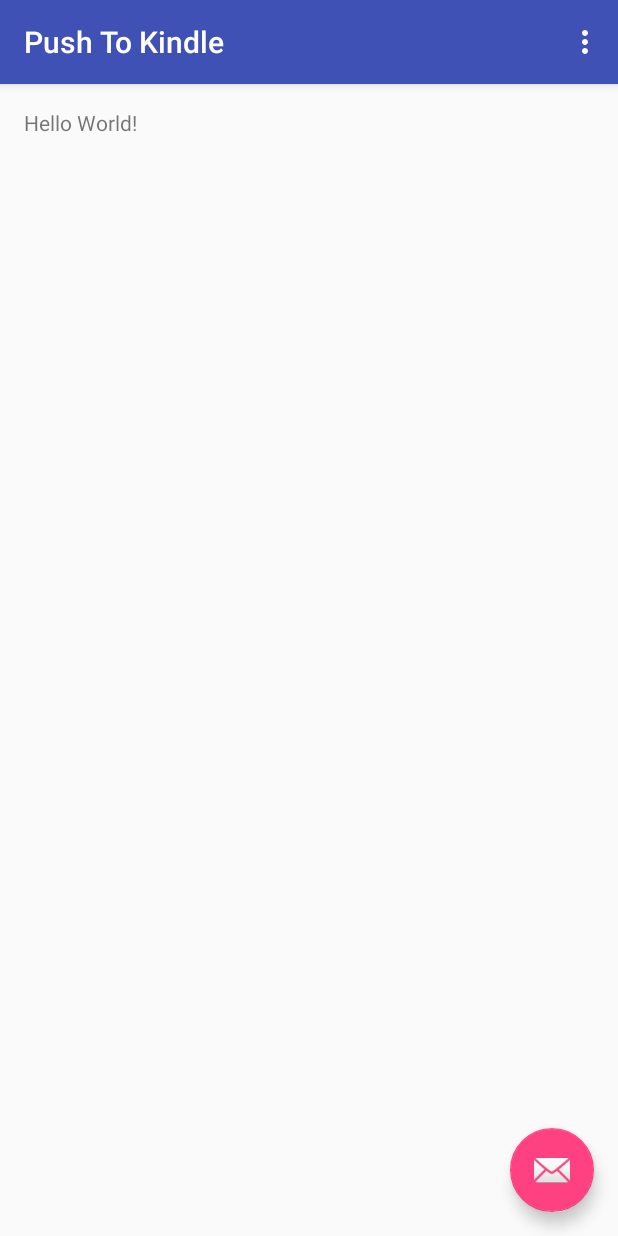
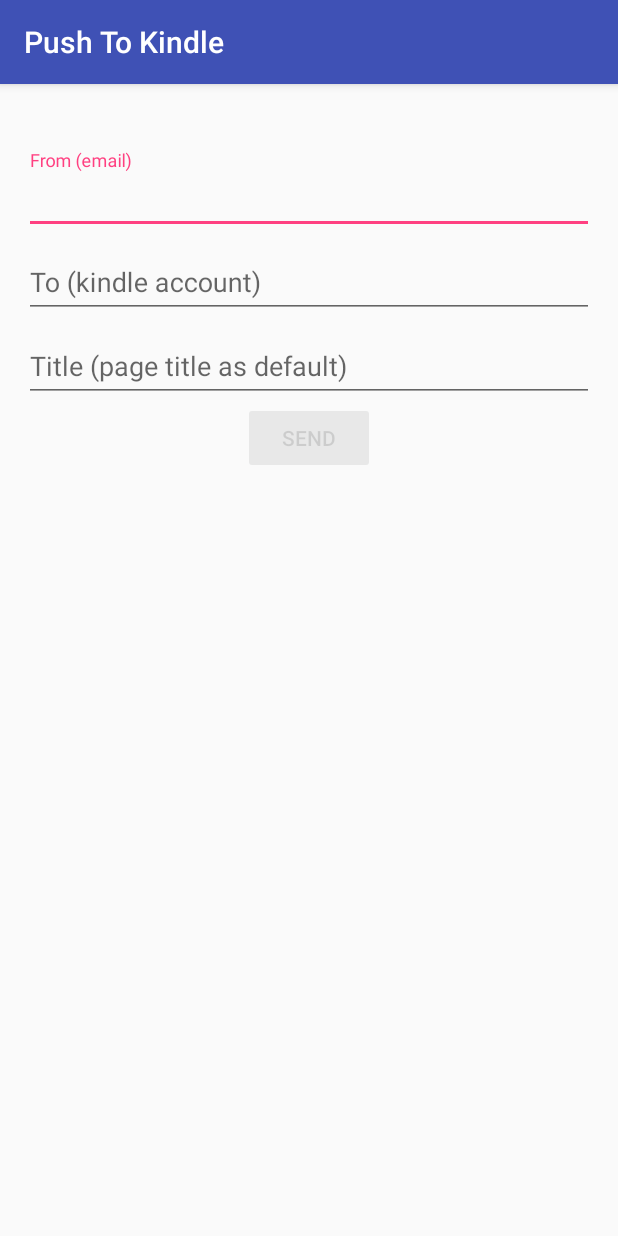
Before and after one commit to sealcode/push-to-kindle, an Android app: the screen it shows after launch (MainActivity), on a phone screen of 412 x 824 dp. Run offline under Robolectric (Android 15) with nearby library versions, the phone set to English and light mode, and no system bars.

Commit message:
Main layout and english strings value added

```diff
--- a/app/src/main/java/org/sealcode/pushtokindle/MainActivity.java
+++ b/app/src/main/java/org/sealcode/pushtokindle/MainActivity.java
@@ -1,13 +1,8 @@
 package org.sealcode.pushtokindle;
 
 import android.os.Bundle;
-import android.support.design.widget.FloatingActionButton;
-import android.support.design.widget.Snackbar;
 import android.support.v7.app.AppCompatActivity;
 import android.support.v7.widget.Toolbar;
-import android.view.View;
-import android.view.Menu;
-import android.view.MenuItem;
 
 public class MainActivity extends AppCompatActivity {
 
@@ -18,35 +13,6 @@ public class MainActivity extends AppCompatActivity {
         Toolbar toolbar = (Toolbar) findViewById(R.id.toolbar);
         setSupportActionBar(toolbar);
 
-        FloatingActionButton fab = (FloatingActionButton) findViewById(R.id.fab);
-        fab.setOnClickListener(new View.OnClickListener() {
-            @Override
-            public void onClick(View view) {
-                Snackbar.make(view, "Replace with your own action", Snackbar.LENGTH_LONG)
-                        .setAction("Action", null).show();
-            }
-        });
     }
 
-    @Override
-    public boolean onCreateOptionsMenu(Menu menu) {
-        // Inflate the menu; this adds items to the action bar if it is present.
-        getMenuInflater().inflate(R.menu.menu_main, menu);
-        return true;
-    }
-
-    @Override
-    public boolean onOptionsItemSelected(MenuItem item) {
-        // Handle action bar item clicks here. The action bar will
-        // automatically handle clicks on the Home/Up button, so long
-        // as you specify a parent activity in AndroidManifest.xml.
-        int id = item.getItemId();
-
-        //noinspection SimplifiableIfStatement
-        if (id == R.id.action_settings) {
-            return true;
-        }
-
-        return super.onOptionsItemSelected(item);
-    }
 }
--- a/app/src/main/res/layout/activity_main.xml
+++ b/app/src/main/res/layout/activity_main.xml
@@ -23,12 +23,4 @@
 
     <include layout="@layout/content_main" />
 
-    <android.support.design.widget.FloatingActionButton
-        android:id="@+id/fab"
-        android:layout_width="wrap_content"
-        android:layout_height="wrap_content"
-        android:layout_gravity="bottom|end"
-        android:layout_margin="@dimen/fab_margin"
-        app:srcCompat="@android:drawable/ic_dialog_email" />
-
 </android.support.design.widget.CoordinatorLayout>
--- a/app/src/main/res/layout/content_main.xml
+++ b/app/src/main/res/layout/content_main.xml
@@ -1,20 +1,78 @@
 <?xml version="1.0" encoding="utf-8"?>
-<RelativeLayout xmlns:android="http://schemas.android.com/apk/res/android"
+<android.support.v4.widget.NestedScrollView
+    xmlns:android="http://schemas.android.com/apk/res/android"
     xmlns:app="http://schemas.android.com/apk/res-auto"
     xmlns:tools="http://schemas.android.com/tools"
-    android:id="@+id/content_main"
+    app:layout_behavior="@string/appbar_scrolling_view_behavior"
+    tools:context="org.sealcode.pushtokindle.MainActivity"
+    tools:showIn="@layout/activity_main"
     android:layout_width="match_parent"
     android:layout_height="match_parent"
-    android:paddingBottom="@dimen/activity_vertical_margin"
-    android:paddingLeft="@dimen/activity_horizontal_margin"
-    android:paddingRight="@dimen/activity_horizontal_margin"
-    android:paddingTop="@dimen/activity_vertical_margin"
-    app:layout_behavior="@string/appbar_scrolling_view_behavior"
-    tools:context="org.sealcode.pushtokindle.MainActivity"
-    tools:showIn="@layout/activity_main">
+    android:layout_gravity="center">
 
-    <TextView
-        android:layout_width="wrap_content"
+    <LinearLayout
+        android:id="@+id/content_main"
+        android:layout_width="match_parent"
         android:layout_height="wrap_content"
-        android:text="Hello World!" />
-</RelativeLayout>
+        android:paddingBottom="@dimen/activity_vertical_margin"
+        android:paddingLeft="@dimen/activity_horizontal_margin"
+        android:paddingRight="@dimen/activity_horizontal_margin"
+        android:paddingTop="@dimen/activity_vertical_margin"
+        android:orientation="vertical">
+
+        <android.support.design.widget.TextInputLayout
+            android:id="@+id/senderLayout"
+            android:layout_width="match_parent"
+            android:layout_height="wrap_content">
+
+            <EditText
+                android:id="@+id/sender"
+                android:layout_width="match_parent"
+                android:layout_height="wrap_content"
+                android:hint="@string/view_from"/>
+
+        </android.support.design.widget.TextInputLayout>
+
+        <android.support.design.widget.TextInputLayout
+            android:id="@+id/receiverLayout"
+            android:layout_width="match_parent"
+            android:layout_height="wrap_content">
+
+            <EditText
+                android:id="@+id/receiver"
+                android:layout_width="match_parent"
+                android:layout_height="wrap_content"
+                android:hint="@string/view_to"/>
+
+        </android.support.design.widget.TextInputLayout>
+
+
+        <android.support.design.widget.TextInputLayout
+            android:layout_width="match_parent"
+            android:layout_height="wrap_content">
+
+            <EditText
+                android:id="@+id/subject"
+                android:layout_width="match_parent"
+                android:layout_height="wrap_content"
+                android:hint="@string/view_title"/>
+
+        </android.support.design.widget.TextInputLayout>
+
+        <Button
+            android:id="@+id/send"
+            android:layout_width="wrap_content"
+            android:layout_height="wrap_content"
+            android:layout_gravity="center_horizontal"
+            android:alpha="0.5"
+            android:enabled="false"
+            android:clickable="false"
+            android:text="@string/view_send"
+            android:theme="@style/AppTheme.Button"/>
+
+        <ImageView
+            android:layout_width="wrap_content"
+            android:layout_height="wrap_content" />
+
+    </LinearLayout>
+</android.support.v4.widget.NestedScrollView>
--- a/app/src/main/res/values/strings.xml
+++ b/app/src/main/res/values/strings.xml
@@ -1,4 +1,25 @@
 <resources>
     <string name="app_name">Push To Kindle</string>
     <string name="action_settings">Settings</string>
+    <string name="action_exit">Click BACK again to exit</string>
+
+    <string name="cant_send">This website can not be send to your Kindle</string>
+    <string name="sent">Website has been sent on your kindle device. Check your Kindle in few minutes</string>
+    <string name="couldnt_send">Website could not be send because of </string>
+    <string name="checking">Checking your article</string>
+    <string name="progress">In progress…</string>
+    <string name="turn_internet">Please turn on your internet connection and try again</string>
+
+    <string name="from_empty">From field can not be empty</string>
+    <string name="to_empty">To field can not be empty</string>
+    <string name="email_invalid">Entered email is not valid</string>
+    <string name="kindle_invalid">Entered email is not valid Kindle account</string>
+    <string name="sending">Sending website to: </string>
+    <string name="fields_empty">From and to fields can not be empty</string>
+
+    <string name="view_from">From (email)</string>
+    <string name="view_to">To (kindle account)</string>
+    <string name="view_title">Title (page title as default)</string>
+    <string name="view_send">SEND</string>
+
 </resources>
```
